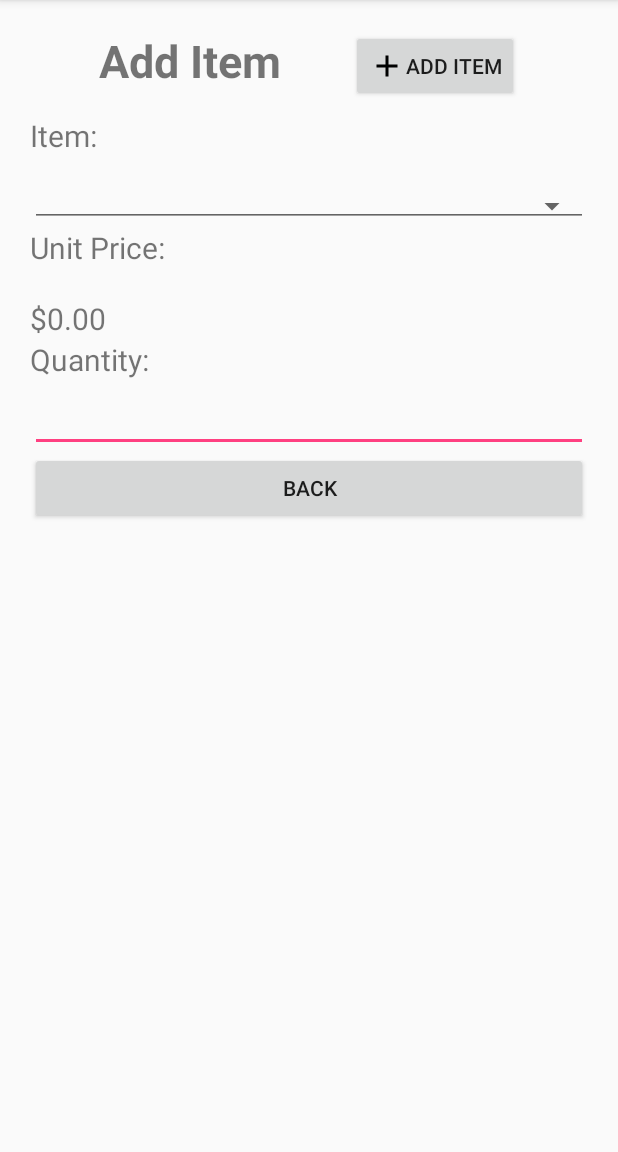
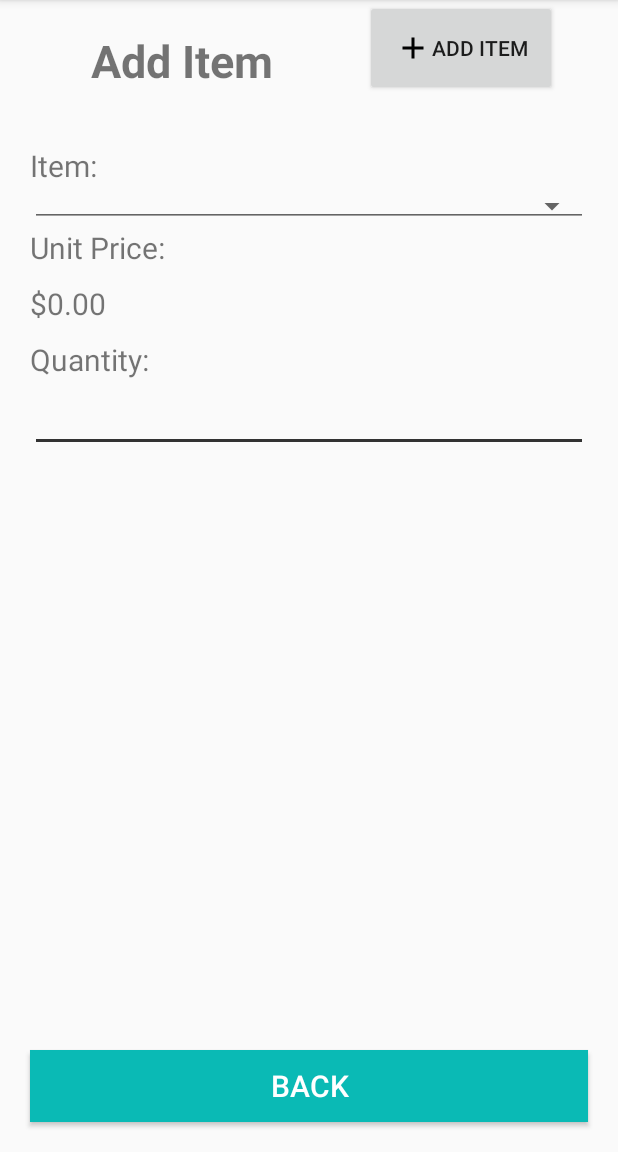
Before and after one commit to yuxuantan/TungPang, an Android app: the AddItemActivity screen opened directly, with no data from a screen before it, on a phone screen of 412 x 824 dp, the part 84-1236 px from its top. Run offline under Robolectric (Android 15) with nearby library versions, the phone set to English and light mode, and no system bars; 5 statements that could not run were skipped.

Commit message:
Finished UI standardization up till add item
Finished UI standardization up till add item xml

```diff
--- a/app/src/main/res/layout/activity_add_item.xml
+++ b/app/src/main/res/layout/activity_add_item.xml
@@ -4,7 +4,6 @@
     xmlns:tools="http://schemas.android.com/tools"
     android:layout_width="match_parent"
     android:layout_height="match_parent"
-    android:padding="20sp"
     tools:context="com.shrmn.is416.tumpang.AddItemActivity">
 
     <TextView
@@ -14,6 +13,7 @@
         android:text="Add Item"
         android:textSize="30sp"
         android:textStyle="bold"
+        android:padding="20sp"
         app:layout_constraintLeft_toLeftOf="parent"
         app:layout_constraintRight_toLeftOf="@id/add_this_item"
         app:layout_constraintTop_toTopOf="parent" />
@@ -25,6 +25,7 @@
         android:drawableStart="@drawable/ic_add_black_24dp"
         android:onClick="addItem"
         android:text="Add Item"
+        android:padding="20sp"
         app:layout_constraintLeft_toRightOf="@id/add_item_heading"
         app:layout_constraintRight_toRightOf="parent"
         app:layout_constraintTop_toTopOf="parent" />
@@ -36,6 +37,8 @@
         android:layout_marginTop="@dimen/text_margin"
         android:text="Item:"
         android:textSize="20sp"
+        android:paddingLeft="20sp"
+        android:paddingRight="20sp"
         app:layout_constraintTop_toBottomOf="@id/add_item_heading" />
 
     <Spinner
@@ -43,7 +46,8 @@
         style="@style/Widget.AppCompat.Spinner.Underlined"
         android:layout_width="match_parent"
         android:layout_height="wrap_content"
-        android:layout_marginTop="20dp"
+        android:layout_marginLeft="20sp"
+        android:layout_marginRight="20sp"
         app:layout_constraintTop_toBottomOf="@id/new_title_label" />
 
     <TextView
@@ -52,16 +56,19 @@
         android:layout_height="wrap_content"
         android:text="Unit Price:"
         android:textSize="20sp"
+        android:paddingLeft="20sp"
+        android:paddingRight="20sp"
         app:layout_constraintTop_toBottomOf="@id/item_name" />
 
     <TextView
         android:id="@+id/unit_price_value"
         android:layout_width="match_parent"
         android:layout_height="wrap_content"
-        android:textSize="20sp"
+        android:textSize="20dp"
         android:text="$0.00"
-        android:layout_marginTop="20sp"
-        android:layout_marginBottom="20sp"
+        android:layout_marginTop="10dp"
+        android:paddingLeft="20sp"
+        android:paddingRight="20sp"
         app:layout_constraintTop_toBottomOf="@id/unit_price_label" />
 
     <TextView
@@ -70,6 +77,9 @@
         android:layout_height="wrap_content"
         android:text="Quantity:"
         android:textSize="20sp"
+        android:layout_marginTop="10dp"
+        android:paddingLeft="20sp"
+        android:paddingRight="20sp"
         app:layout_constraintTop_toBottomOf="@id/unit_price_value" />
 
     <EditText
@@ -79,6 +89,9 @@
         android:inputType="number"
         android:maxLength="2"
         android:textSize="20sp"
+        android:layout_marginLeft="20sp"
+        android:layout_marginRight="20sp"
+        android:backgroundTint="@android:color/secondary_text_light"
         app:layout_constraintTop_toBottomOf="@id/new_content_label" />
 
     <Button
@@ -87,6 +100,10 @@
         android:layout_height="wrap_content"
         android:onClick="back"
         android:text="Back"
-        app:layout_constraintTop_toBottomOf="@id/quantity_et" />
+        android:background="@color/colorButton"
+        android:textColor="@color/colorButtonText"
+        android:layout_margin="20sp"
+        android:textSize="20dp"
+        app:layout_constraintBottom_toBottomOf="parent" />
 
 </android.support.constraint.ConstraintLayout>
```
Also changed, not shown: app/src/main/res/layout/activity_new_order_request.xml (+2 -5 lines), app/src/main/res/layout/activity_new_order_request_menu.xml (+13 -11 lines).
